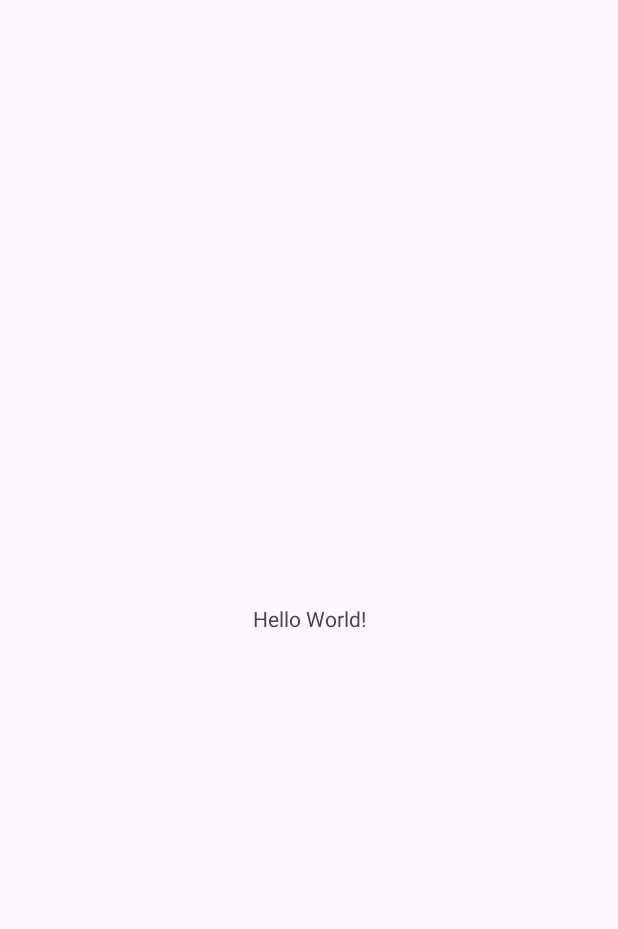
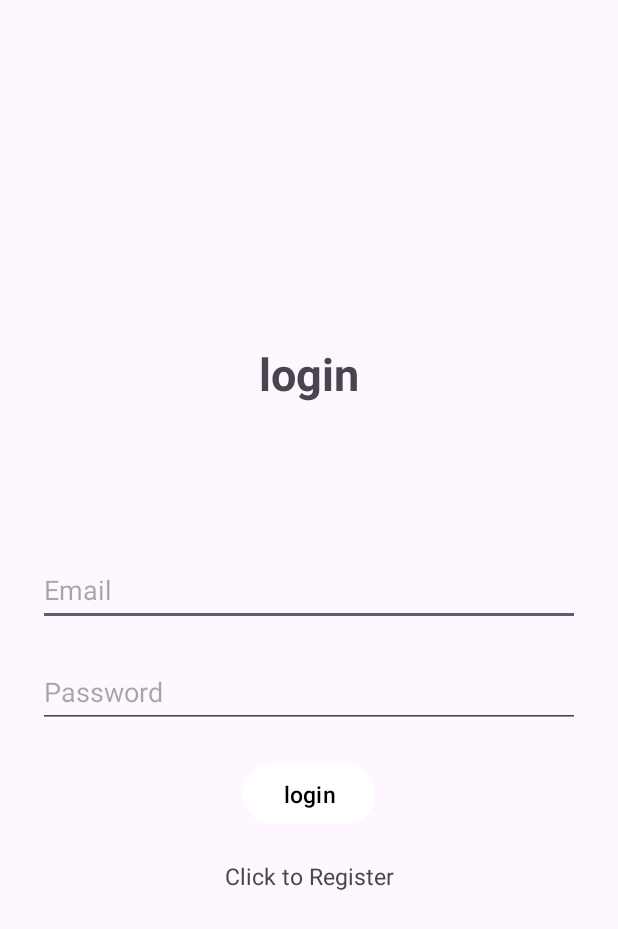
Before and after one commit to Bryan6543/android_work, an Android app: the screen it shows after launch (MainActivity before the commit, login after it), on a phone screen of 412 x 824 dp. Before the commit the part shown is almost empty. Shown: the top 929 px of the screen. Run offline under Robolectric (Android 15) with nearby library versions, the phone set to English and light mode, and no system bars; our stand-ins replace Firebase (no records; nobody signed in at launch, a user with empty details on screens opened directly).

Commit message:
Login working with firebase

```diff
--- a/IQ Bar Surfer/app/build.gradle
+++ b/IQ Bar Surfer/app/build.gradle
@@ -36,6 +36,9 @@ dependencies {
     implementation 'com.google.android.material:material:1.9.0'
     implementation platform('com.google.firebase:firebase-bom:32.1.1')
     implementation 'androidx.constraintlayout:constraintlayout:2.1.4'
+    implementation 'com.google.firebase:firebase-firestore:24.6.1'
+    implementation 'com.google.firebase:firebase-auth:22.0.0'
+    implementation 'com.google.firebase:firebase-auth-ktx:22.0.0'
     testImplementation 'junit:junit:4.13.2'
     androidTestImplementation 'androidx.test.ext:junit:1.1.5'
     androidTestImplementation 'androidx.test.espresso:espresso-core:3.5.1'
--- /dev/null
+++ b/IQ Bar Surfer/app/src/main/java/com/example/iqbarsurfer/loading.java
@@ -0,0 +1,22 @@
+package com.example.iqbarsurfer;
+
+import androidx.appcompat.app.AppCompatActivity;
+
+import android.content.Intent;
+import android.os.Bundle;
+import android.os.Handler;
+
+public class loading extends AppCompatActivity {
+    Handler handler;
+    @Override
+    protected void onCreate(Bundle savedInstanceState) {
+        super.onCreate(savedInstanceState);
+        setContentView(R.layout.activity_loading);
+        handler = new Handler();
+        handler.postDelayed(() -> {
+            Intent intent = new Intent(loading.this,login.class);
+            startActivity(intent);
+            finish();
+        }, 3000);
+    }
+}
--- /dev/null
+++ b/IQ Bar Surfer/app/src/main/java/com/example/iqbarsurfer/login.java
@@ -0,0 +1,88 @@
+package com.example.iqbarsurfer;
+
+import android.annotation.SuppressLint;
+import android.content.Intent;
+import android.os.Bundle;
+import android.text.TextUtils;
+import android.view.View;
+import android.widget.Button;
+import android.widget.ProgressBar;
+import android.widget.TextView;
+import android.widget.Toast;
+
+import androidx.appcompat.app.AppCompatActivity;
+
+import com.google.android.material.textfield.TextInputEditText;
+import com.google.firebase.auth.FirebaseAuth;
+import com.google.firebase.auth.FirebaseUser;
+
+public class login extends AppCompatActivity {
+
+    TextInputEditText edittextpassword, edittextemail;
+    Button buttonLog;
+    FirebaseAuth mAuth;
+    ProgressBar progressb;
+    TextView textview;
+
+    @Override
+    public void onStart() {
+        super.onStart();
+        FirebaseUser currentUser = mAuth.getCurrentUser();
+        if(currentUser != null){
+            Intent intent = new Intent(getApplicationContext(), MainActivity.class);
+            startActivity(intent);
+            finish();
+        }
+    }
+
+    @SuppressLint("MissingInflatedId")
+    @Override
+    protected void onCreate(Bundle savedInstanceState) {
+        super.onCreate(savedInstanceState);
+        setContentView(R.layout.activity_login);
+
+        mAuth = FirebaseAuth.getInstance();
+        edittextemail = findViewById(R.id.email);
+        edittextpassword = findViewById(R.id.password);
+        buttonLog = findViewById(R.id.btn_login);
+        progressb = findViewById(R.id.Login_progressbar);
+        textview = findViewById(R.id.tv_clickregister);
+        textview.setOnClickListener(v -> {
+            Intent intent = new Intent(getApplicationContext(), register.class);
+            startActivity(intent);
+            finish();
+        });
+
+        buttonLog.setOnClickListener(v -> {
+            progressb.setVisibility(View.VISIBLE);
+            String semail, spassword;
+            semail = String.valueOf(edittextemail.getText());
+            spassword = String.valueOf(edittextpassword.getText());
+
+            if (TextUtils.isEmpty(semail)){
+                Toast.makeText(login.this, "Enter Email", Toast.LENGTH_SHORT).show();
+                return;
+            }
+
+            if (TextUtils.isEmpty(spassword)){
+                Toast.makeText(login.this, "Enter Password", Toast.LENGTH_SHORT).show();
+                return;
+            }
+
+            mAuth.signInWithEmailAndPassword(semail, spassword)
+                    .addOnCompleteListener(task -> {
+                        progressb.setVisibility(View.GONE);
+                        if (task.isSuccessful()) {
+                            Toast.makeText(login.this, "Login Successful", Toast.LENGTH_SHORT).show();
+                            Intent intent = new Intent(getApplicationContext(), MainActivity.class);
+                            startActivity(intent);
+                            finish();
+                        } else {
+                            Toast.makeText(login.this, "Authentication failed.",
+                                    Toast.LENGTH_SHORT).show();
+
+                        }
+                    });
+        });
+    }
+}
--- /dev/null
+++ b/IQ Bar Surfer/app/src/main/java/com/example/iqbarsurfer/testing.java
@@ -0,0 +1,4 @@
+package com.example.iqbarsurfer;
+
+public class testing {
+}
--- /dev/null
+++ b/IQ Bar Surfer/app/src/main/res/layout/activity_login.xml
@@ -0,0 +1,68 @@
+<?xml version="1.0" encoding="utf-8"?>
+<LinearLayout xmlns:android="http://schemas.android.com/apk/res/android"
+    xmlns:app="http://schemas.android.com/apk/res-auto"
+    xmlns:tools="http://schemas.android.com/tools"
+    android:layout_width="match_parent"
+    android:layout_height="match_parent"
+    android:gravity="center"
+    android:padding="25dp"
+    android:orientation="vertical"
+    tools:context=".login">
+
+    <TextView
+        android:id="@+id/Login"
+        android:layout_width="match_parent"
+        android:layout_height="wrap_content"
+        android:textSize="30sp"
+        android:gravity="center"
+        android:textStyle="bold"
+        android:layout_marginBottom="100dp"
+        android:text="@string/login" />
+
+    <com.google.android.material.textfield.TextInputEditText
+        android:id="@+id/email"
+        android:layout_width="match_parent"
+        android:layout_height="wrap_content"
+        android:layout_marginBottom="20dp"
+        android:hint="@string/email"
+        android:minHeight="48dp"
+        tools:ignore="VisualLintTextFieldSize" />
+
+    <com.google.android.material.textfield.TextInputEditText
+        android:id="@+id/password"
+        android:layout_width="match_parent"
+        android:layout_height="wrap_content"
+        android:layout_marginBottom="20dp"
+        android:hint="@string/password"
+        android:inputType="textPassword"
+        android:minHeight="48dp"
+        tools:ignore="VisualLintTextFieldSize" />
+
+    <ProgressBar
+        android:id="@+id/Login_progressbar"
+        android:visibility="gone"
+        android:layout_marginTop="20dp"
+        android:layout_marginBottom="20dp"
+        android:layout_width="wrap_content"
+        android:layout_height="wrap_content"/>
+
+    <Button
+        android:id="@+id/btn_login"
+        android:layout_width="wrap_content"
+        android:layout_height="wrap_content"
+        android:backgroundTint="@color/white"
+        android:text="@string/login"
+        android:textColor="@color/black"
+        android:textSize="15sp"
+        tools:ignore="DuplicateSpeakableTextCheck" />
+
+    <TextView
+        android:id="@+id/tv_clickregister"
+        android:gravity="center"
+        android:layout_marginTop="20dp"
+        android:textSize="15sp"
+        android:layout_width="match_parent"
+        android:layout_height="wrap_content"
+        android:text="@string/click_to_register"/>
+
+</LinearLayout>
--- a/IQ Bar Surfer/app/src/main/res/layout/activity_main.xml
+++ b/IQ Bar Surfer/app/src/main/res/layout/activity_main.xml
@@ -1,18 +1,28 @@
 <?xml version="1.0" encoding="utf-8"?>
-<androidx.constraintlayout.widget.ConstraintLayout xmlns:android="http://schemas.android.com/apk/res/android"
+<LinearLayout xmlns:android="http://schemas.android.com/apk/res/android"
     xmlns:app="http://schemas.android.com/apk/res-auto"
     xmlns:tools="http://schemas.android.com/tools"
     android:layout_width="match_parent"
+    android:orientation="vertical"
+    android:gravity="center"
     android:layout_height="match_parent"
     tools:context=".MainActivity">
 
+
     <TextView
+        android:layout_width="match_parent"
+        android:layout_height="wrap_content"
+        android:id="@+id/tv_something"
+        android:text="@string/something"
+        android:gravity="center"
+        android:layout_marginBottom="100dp"
+        />
+
+    <Button
         android:layout_width="wrap_content"
         android:layout_height="wrap_content"
-        android:text="Hello World!"
-        app:layout_constraintBottom_toBottomOf="parent"
-        app:layout_constraintEnd_toEndOf="parent"
-        app:layout_constraintStart_toStartOf="parent"
-        app:layout_constraintTop_toTopOf="parent" />
-
-</androidx.constraintlayout.widget.ConstraintLayout>
+        android:id="@+id/btn_logout"
+        android:gravity="center"
+        android:text="@string/logout"
+        />
+</LinearLayout>
--- a/IQ Bar Surfer/app/src/main/res/values/strings.xml
+++ b/IQ Bar Surfer/app/src/main/res/values/strings.xml
@@ -1,3 +1,13 @@
 <resources>
     <string name="app_name">iqbarsurfer</string>
+    <string name="loadimage">loadimage\n</string>
+    <string name="appName">IQ BAR SURFER</string>
+    <string name="login">login</string>
+    <string name="email">Email</string>
+    <string name="password">Password</string>
+    <string name="click_to_register">Click to Register</string>
+    <string name="register">Register</string>
+    <string name="click_to_login">Click to Login</string>
+    <string name="something">something</string>
+    <string name="logout">logout</string>
 </resources>
```
Also changed, not shown: IQ Bar Surfer/app/src/main/AndroidManifest.xml (+14 -2 lines), IQ Bar Surfer/app/src/main/java/com/example/iqbarsurfer/MainActivity.java (+32 -1 lines), IQ Bar Surfer/app/src/main/java/com/example/iqbarsurfer/register.java (added, +93 -0 lines), IQ Bar Surfer/app/src/main/res/layout/activity_loading.xml (added, +37 -0 lines), IQ Bar Surfer/app/src/main/res/layout/activity_register.xml (added, +68 -0 lines), IQ Bar Surfer/app/src/main/res/drawable/load_image.png (added), 2 other files.
